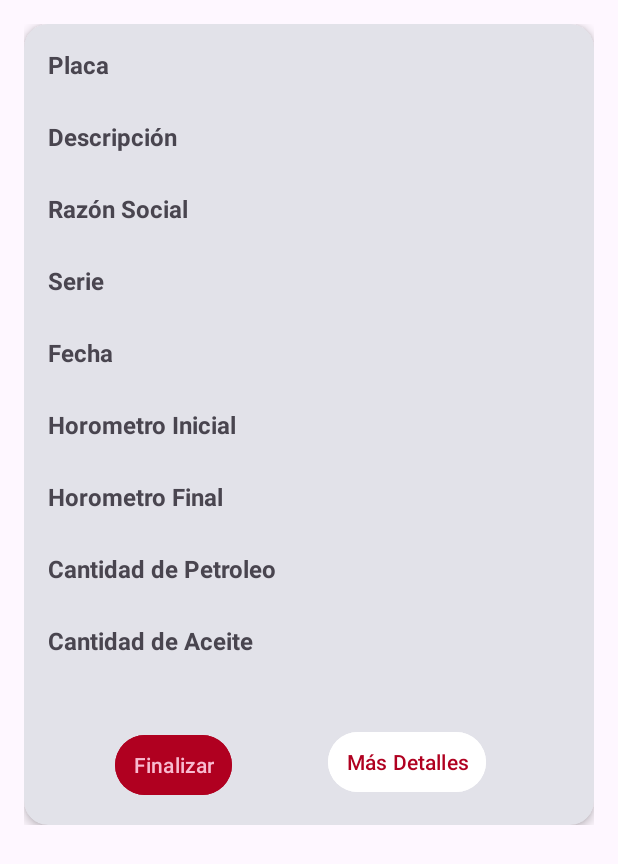
After one commit to WilliamsCG57/PromcoserApp, an Android app: the layout fragment_tarjeta_parte_diario.xml on its own in the app's theme, with its tools: preview values and no code run, on a phone screen of 412 x 824 dp. The commit adds this screen. Shown: the top 864 px of the screen. Run offline under Robolectric (Android 15) with nearby library versions, the phone set to English and light mode, and no system bars.

Commit message:
Creacion de Parte Diario Layout

```diff
--- a/app/src/main/java/dev/williamscg/promcoserapp/LoginActivity.kt
+++ b/app/src/main/java/dev/williamscg/promcoserapp/LoginActivity.kt
@@ -54,6 +54,7 @@ class LoginActivity : AppCompatActivity() {
         logInService.signIn(user).enqueue(object : Callback<PromcoserUser> {
             override fun onResponse(call: Call<PromcoserUser>, response: Response<PromcoserUser>) {
                 if (response.isSuccessful) {
+                    val idPersonal = response.body()?.idPersonal ?: 0
                     val usuario = response.body()?.usuario ?: ""
                     val token = response.body()?.token ?: ""
                     val nombre = response.body()?.nombre ?: ""
@@ -61,6 +62,7 @@ class LoginActivity : AppCompatActivity() {
                     val correo = response.body()?.correoElectronico ?: ""
 
                     val userInfo = PromcoserUser(
+                        idPersonal = idPersonal,
                         nombre = nombre,
                         apellido = apellido,
                         correoElectronico = correo,
@@ -87,6 +89,7 @@ class LoginActivity : AppCompatActivity() {
         val sharedPreferences = getSharedPreferences("userPrefs", MODE_PRIVATE)
         val editor = sharedPreferences.edit()
 
+        editor.putInt("userId", user.idPersonal)
         editor.putString("userToken", user.token)
         editor.putString("userName", user.nombre)
         editor.putString("userApellido", user.apellido)
--- a/app/src/main/java/dev/williamscg/promcoserapp/model/PromcoserUser.kt
+++ b/app/src/main/java/dev/williamscg/promcoserapp/model/PromcoserUser.kt
@@ -1,6 +1,7 @@
 package dev.williamscg.promcoserapp.model
 
 data class PromcoserUser (
+    val idPersonal: Int = 0,
     val nombre: String =  "",
     val apellido: String = "",
     val correoElectronico: String = "",
--- /dev/null
+++ b/app/src/main/res/layout/fragment_tarjeta_parte_diario.xml
@@ -0,0 +1,238 @@
+<?xml version="1.0" encoding="utf-8"?>
+<androidx.constraintlayout.widget.ConstraintLayout xmlns:android="http://schemas.android.com/apk/res/android"
+    xmlns:app="http://schemas.android.com/apk/res-auto"
+    xmlns:tools="http://schemas.android.com/tools"
+    android:layout_width="match_parent"
+    android:layout_height="wrap_content"
+    android:padding="16dp"
+    tools:context=".adapter.TarjetaParteDiarioAdapter">
+
+    <!-- CardView para fondo redondeado gris -->
+    <androidx.cardview.widget.CardView
+        android:id="@+id/cardViewContainer"
+        android:layout_width="match_parent"
+        android:layout_height="wrap_content"
+        app:cardBackgroundColor="@color/material_dynamic_neutral90"
+        app:cardCornerRadius="16dp"
+        app:cardElevation="4dp"
+        app:layout_constraintEnd_toEndOf="parent"
+        app:layout_constraintStart_toStartOf="parent"
+        app:layout_constraintTop_toTopOf="parent">
+
+        <!-- Contenido dentro del CardView -->
+        <androidx.constraintlayout.widget.ConstraintLayout
+            android:layout_width="match_parent"
+            android:layout_height="wrap_content"
+            android:padding="16dp">
+
+            <TextView
+                android:id="@+id/lblPlate"
+                android:layout_width="0dp"
+                android:layout_height="wrap_content"
+                android:text="@string/PlacaSTR"
+                android:textSize="16sp"
+                android:textStyle="bold"
+                app:layout_constraintEnd_toStartOf="@id/txtPlate"
+                app:layout_constraintStart_toStartOf="parent"
+                app:layout_constraintTop_toTopOf="parent" />
+
+            <TextView
+                android:id="@+id/txtPlate"
+                android:layout_width="0dp"
+                android:layout_height="wrap_content"
+                android:minHeight="48dp"
+                app:layout_constraintEnd_toEndOf="parent"
+                app:layout_constraintStart_toEndOf="@id/lblPlate"
+                app:layout_constraintTop_toTopOf="parent" />
+
+            <TextView
+                android:id="@+id/lblDestiny"
+                android:layout_width="0dp"
+                android:layout_height="wrap_content"
+                android:text="@string/despSTR"
+                android:textSize="16sp"
+                android:textStyle="bold"
+                app:layout_constraintEnd_toStartOf="@id/txtDestiny"
+                app:layout_constraintStart_toStartOf="parent"
+                app:layout_constraintTop_toBottomOf="@id/txtPlate" />
+
+            <TextView
+                android:id="@+id/txtDestiny"
+                android:layout_width="0dp"
+                android:layout_height="wrap_content"
+                android:minHeight="48dp"
+                app:layout_constraintEnd_toEndOf="parent"
+                app:layout_constraintStart_toEndOf="@id/lblDestiny"
+                app:layout_constraintTop_toBottomOf="@id/txtPlate" />
+
+            <TextView
+                android:id="@+id/lblReason"
+                android:layout_width="0dp"
+                android:layout_height="wrap_content"
+                android:text="@string/razonstr"
+                android:textSize="16sp"
+                android:textStyle="bold"
+                app:layout_constraintEnd_toStartOf="@id/txtReason"
+                app:layout_constraintStart_toStartOf="parent"
+                app:layout_constraintTop_toBottomOf="@id/txtDestiny" />
+
+            <TextView
+                android:id="@+id/txtReason"
+                android:layout_width="0dp"
+                android:layout_height="wrap_content"
+                android:minHeight="48dp"
+                app:layout_constraintEnd_toEndOf="parent"
+                app:layout_constraintStart_toEndOf="@id/lblReason"
+                app:layout_constraintTop_toBottomOf="@id/txtDestiny" />
+
+            <TextView
+                android:id="@+id/lblSerie"
+                android:layout_width="0dp"
+                android:layout_height="wrap_content"
+                android:text="@string/serieSTR"
+                android:textSize="16sp"
+                android:textStyle="bold"
+                app:layout_constraintEnd_toStartOf="@id/txtSerie"
+                app:layout_constraintStart_toStartOf="parent"
+                app:layout_constraintTop_toBottomOf="@id/txtReason" />
+
+            <TextView
+                android:id="@+id/txtSerie"
+                android:layout_width="0dp"
+                android:layout_height="wrap_content"
+                android:minHeight="48dp"
+                app:layout_constraintEnd_toEndOf="parent"
+                app:layout_constraintStart_toEndOf="@id/lblSerie"
+                app:layout_constraintTop_toBottomOf="@id/txtReason" />
+
+            <TextView
+                android:id="@+id/lblDate"
+                android:layout_width="0dp"
+                android:layout_height="wrap_content"
+                android:text="@string/FechaSTR"
+                android:textSize="16sp"
+                android:textStyle="bold"
+                app:layout_constraintEnd_toStartOf="@id/txtDate"
+                app:layout_constraintStart_toStartOf="parent"
+                app:layout_constraintTop_toBottomOf="@id/txtSerie" />
+
+            <TextView
+                android:id="@+id/txtDate"
+                android:layout_width="0dp"
+                android:layout_height="wrap_content"
+                android:minHeight="48dp"
+                app:layout_constraintEnd_toEndOf="parent"
+                app:layout_constraintStart_toEndOf="@id/lblDate"
+                app:layout_constraintTop_toBottomOf="@id/txtSerie" />
+
+            <TextView
+                android:id="@+id/lblStartTime"
+                android:layout_width="0dp"
+                android:layout_height="wrap_content"
+                android:text="@string/StrHoromInicial"
+                android:textSize="16sp"
+                android:textStyle="bold"
+                app:layout_constraintEnd_toStartOf="@id/txtStartTime"
+                app:layout_constraintStart_toStartOf="parent"
+                app:layout_constraintTop_toBottomOf="@id/txtDate" />
+
+            <TextView
+                android:id="@+id/txtStartTime"
+                android:layout_width="0dp"
+                android:layout_height="wrap_content"
+                android:minHeight="48dp"
+                app:layout_constraintEnd_toEndOf="parent"
+                app:layout_constraintStart_toEndOf="@id/lblStartTime"
+                app:layout_constraintTop_toBottomOf="@id/txtDate" />
+
+            <TextView
+                android:id="@+id/lblEndTime"
+                android:layout_width="0dp"
+                android:layout_height="wrap_content"
+                android:text="@string/HoroStrFin"
+                android:textSize="16sp"
+                android:textStyle="bold"
+                app:layout_constraintEnd_toStartOf="@id/txtEndTime"
+                app:layout_constraintStart_toStartOf="parent"
+                app:layout_constraintTop_toBottomOf="@id/txtStartTime" />
+
+            <TextView
+                android:id="@+id/txtEndTime"
+                android:layout_width="0dp"
+                android:layout_height="wrap_content"
+                android:minHeight="48dp"
+                app:layout_constraintEnd_toEndOf="parent"
+                app:layout_constraintStart_toEndOf="@id/lblEndTime"
+                app:layout_constraintTop_toBottomOf="@id/txtStartTime" />
+
+            <TextView
+                android:id="@+id/lblPetCount"
+                android:layout_width="0dp"
+                android:layout_height="wrap_content"
+                android:text="@string/CantPetStr"
+                android:textSize="16sp"
+                android:textStyle="bold"
+                app:layout_constraintEnd_toStartOf="@id/txtPetCount"
+                app:layout_constraintStart_toStartOf="parent"
+                app:layout_constraintTop_toBottomOf="@id/txtEndTime" />
+
+            <TextView
+                android:id="@+id/txtPetCount"
+                android:layout_width="0dp"
+                android:layout_height="wrap_content"
+                android:minHeight="48dp"
+                app:layout_constraintEnd_toEndOf="parent"
+                app:layout_constraintStart_toEndOf="@id/lblPetCount"
+                app:layout_constraintTop_toBottomOf="@id/txtEndTime" />
+
+            <TextView
+                android:id="@+id/lblOilAmount"
+                android:layout_width="0dp"
+                android:layout_height="wrap_content"
+                android:text="@string/cantAceiteStr"
+                android:textSize="16sp"
+                android:textStyle="bold"
+                app:layout_constraintEnd_toStartOf="@id/txtOilAmount"
+                app:layout_constraintStart_toStartOf="parent"
+                app:layout_constraintTop_toBottomOf="@id/txtPetCount" />
+
+            <TextView
+                android:id="@+id/txtOilAmount"
+                android:layout_width="0dp"
+                android:layout_height="wrap_content"
+                android:minHeight="48dp"
+                app:layout_constraintEnd_toEndOf="parent"
+                app:layout_constraintStart_toEndOf="@id/lblOilAmount"
+                app:layout_constraintTop_toBottomOf="@id/txtPetCount" />
+
+            <Button
+                android:id="@+id/btnFin"
+                style="?android:attr/buttonBarButtonStyle"
+                android:layout_width="wrap_content"
+                android:layout_height="wrap_content"
+                android:layout_marginTop="48dp"
+                android:backgroundTint="@color/design_default_color_error"
+                android:text="@string/strBtnF"
+                android:textColor="#F8BBD0"
+                app:layout_constraintEnd_toStartOf="@+id/btnDetalles"
+                app:layout_constraintHorizontal_bias="0.363"
+                app:layout_constraintStart_toStartOf="parent"
+                app:layout_constraintTop_toBottomOf="@+id/lblOilAmount" />
+
+            <Button
+                android:id="@+id/btnDetalles"
+                style="?android:attr/buttonBarButtonStyle"
+                android:layout_width="wrap_content"
+                android:layout_height="wrap_content"
+                android:layout_marginTop="20dp"
+                android:layout_marginEnd="56dp"
+                android:backgroundTint="@color/white"
+                android:text="@string/strBtnDetalles"
+                android:textColor="@color/design_default_color_error"
+                app:layout_constraintEnd_toEndOf="parent"
+                app:layout_constraintTop_toBottomOf="@+id/txtOilAmount" />
+
+        </androidx.constraintlayout.widget.ConstraintLayout>
+    </androidx.cardview.widget.CardView>
+
+</androidx.constraintlayout.widget.ConstraintLayout>
--- a/app/src/main/res/values/strings.xml
+++ b/app/src/main/res/values/strings.xml
@@ -41,6 +41,25 @@
     <string name="elim">Eliminar</string>
     <string name="cerrrar">Cerrar</string>
     <string name="detalle_icon">iconTrabajo</string>
+    <string name="strPlaca" />
+    <string name="PlacaSTR">Placa</string>
+    <string name="descpStr" />
+    <string name="despSTR">Descripción</string>
+    <string name="razonstr">Razón Social</string>
+    <string name="serieSTR">Serie</string>
+    <string name="FechaSTR">Fecha</string>
+    <string name="StrHoromInicial">Horometro Inicial</string>
+    <string name="HoroStrFin">Horometro Final</string>
+    <string name="CantPetStr">Cantidad de Petroleo</string>
+    <string name="cantAceiteStr">Cantidad de Aceite</string>
+    <string name="strBtnF">Finalizar</string>
+    <string name="strBtnDetalles">Más Detalles</string>
+    <string name="plate_hint">Ingrese Placa</string>
+    <string name="lblDestiny">Ingrese Descripcion</string>
+    <string name="reason_hint">Ingrese RA</string>
+    <string name="destiny_hint">Descripcion</string>
+    <string name="IngreseSTR">Ingrese</string>
+    <string name="Ingresestr">Ingrese</string>
 
 
 </resources>
```
Also changed, not shown: app/src/main/java/dev/williamscg/promcoserapp/adapter/TarjetaParteDiarioAdapter.kt (added, +65 -0 lines), app/src/main/java/dev/williamscg/promcoserapp/apiService/ApiClient.kt (+17 -2 lines), app/src/main/java/dev/williamscg/promcoserapp/apiService/ParteDiarioService.kt (added, +10 -0 lines), app/src/main/java/dev/williamscg/promcoserapp/model/TarjetaParteDiarioModel.kt (added, +17 -0 lines), app/src/main/java/dev/williamscg/promcoserapp/ui/fragments/ParteDiario/ParteDiarioFragment.kt (+59 -13 lines), app/src/main/res/layout/fragment_parte_diario.xml (+26 -22 lines), app/src/main/res/drawable/perfil.png (added).
